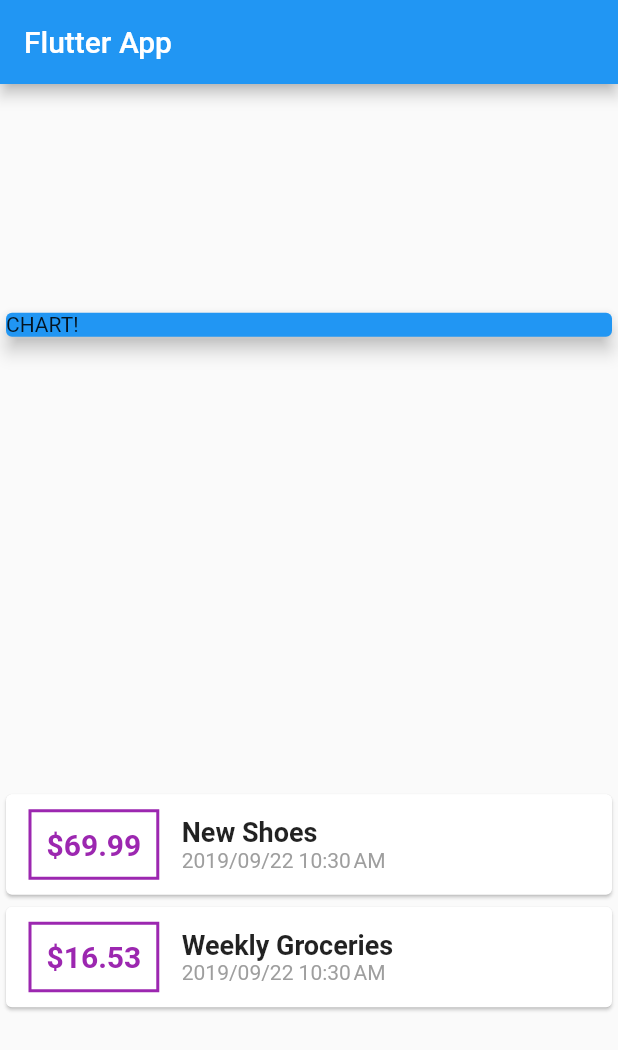
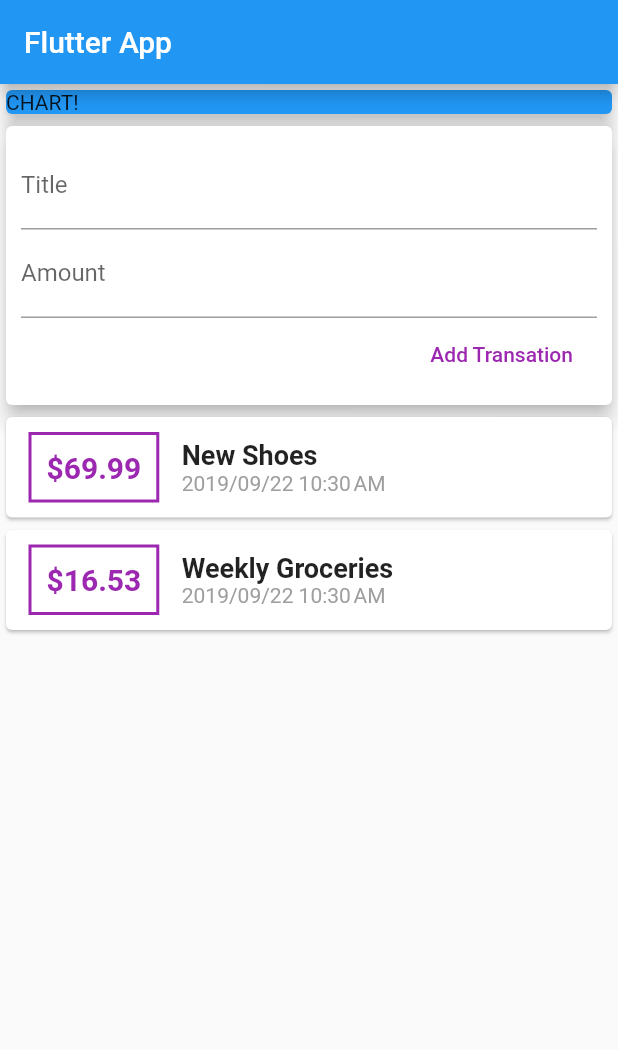
Before and after one commit to ong-ar/flutter_personal_expense, a Flutter app: the screen it shows after launch, on a phone screen of 412 x 824 dp. Shown: the top 1050 px of the screen. Run offline on Flutter 3.47's test engine with Material 2 defaults, Android fonts, the phone set to English and light mode, and no system bars.

Commit message:
TextField 추가

```diff
--- a/lib/main.dart
+++ b/lib/main.dart
@@ -26,6 +26,9 @@ class MyHomePage extends StatelessWidget {
         date: DateTime.now()),
   ];
 
+  String titleInput;
+  String amountInput;
+
   @override
   Widget build(BuildContext context) {
     return Scaffold(
@@ -33,7 +36,7 @@ class MyHomePage extends StatelessWidget {
           title: Text('Flutter App'),
         ),
         body: Column(
-          mainAxisAlignment: MainAxisAlignment.spaceAround,
+          // mainAxisAlignment: MainAxisAlignment.start,
           crossAxisAlignment: CrossAxisAlignment.stretch,
           children: <Widget>[
             Container(
@@ -41,6 +44,37 @@ class MyHomePage extends StatelessWidget {
                 color: Colors.blue,
                 child: Text('CHART!'),
                 elevation: 5,
+              ),
+            ),
+            Card(
+              elevation: 5,
+              child: Container(
+                padding: EdgeInsets.all(10),
+                child: Column(
+                  crossAxisAlignment: CrossAxisAlignment.end,
+                  children: <Widget>[
+                    TextField(
+                      decoration: InputDecoration(labelText: 'Title'),
+                      onChanged: (val) {
+                        titleInput = val;
+                      },
+                    ),
+                    TextField(
+                      decoration: InputDecoration(labelText: 'Amount'),
+                      onChanged: (val) {
+                        amountInput = val;
+                      },
+                    ),
+                    FlatButton(
+                      child: Text('Add Transation'),
+                      textColor: Colors.purple,
+                      onPressed: () {
+                        print(titleInput);
+                        print(amountInput);
+                      },
+                    )
+                  ],
+                ),
               ),
             ),
             Column(
```
